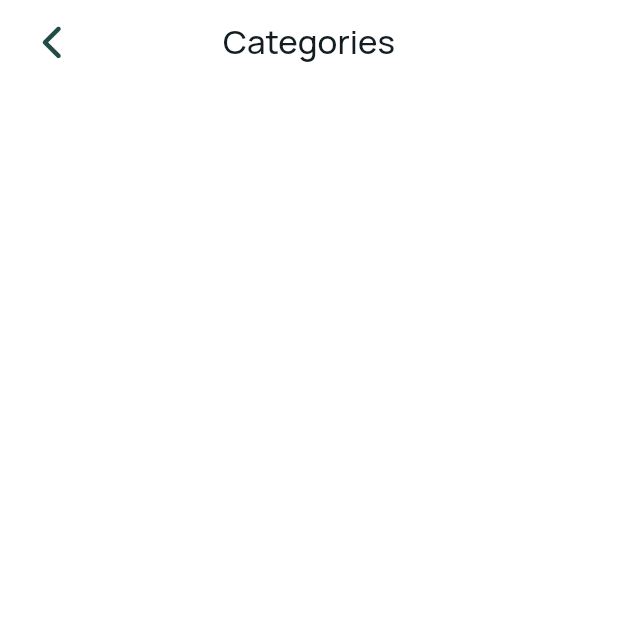
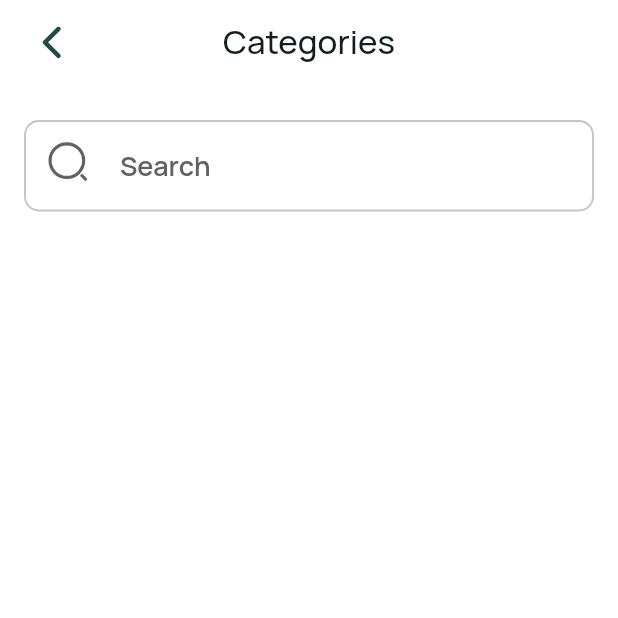
Before and after one commit to Mohamedihab29592/pillMate, a Flutter app: the screen it shows after launch, on a phone screen of 412 x 824 dp, the top half of it. Run offline on Flutter 3.47's test engine with Material 2 defaults, Android fonts, the phone set to English and light mode, and no system bars; our stand-ins replace flutter_svg, fluttertoast, font_awesome_flutter, google_fonts, shared_preferences.

Commit message:
finsh search text field

```diff
--- a/lib/core/utilis/app_assets.dart
+++ b/lib/core/utilis/app_assets.dart
@@ -1,21 +1,13 @@
 const String imagePath = "assets/images";
 
 class ImageAssets {
-
-
-
   static const String baseUrl = 'assets/images/';
 
   static const String appLogo = '${baseUrl}logo.png';
   static const String onBoarding1 = '${baseUrl}onBoarding1.png';
   static const String onBoarding2 = '${baseUrl}onBoarding2.png';
   static const String forgetPassword = '${baseUrl}forgotPassword.png';
-  static const String factorAuthentication = '${baseUrl}factorAuthentication.png';
-
-
-
-
-
-
-
+  static const String factorAuthentication =
+      '${baseUrl}factorAuthentication.png';
+  static const String searchIcon = '${baseUrl}search.svg';
 }
--- a/lib/features/home/presentation/screens/categories.dart
+++ b/lib/features/home/presentation/screens/categories.dart
@@ -1,6 +1,7 @@
 import 'package:flutter/material.dart';
 import 'package:pill_mate/features/home/presentation/widgets/common/app_bar_pop_icon.dart';
 import 'package:pill_mate/features/home/presentation/widgets/common/app_bar_title.dart';
+import 'package:pill_mate/features/home/presentation/widgets/common/search_text_field.dart';
 
 class CategoriesScreen extends StatelessWidget {
   const CategoriesScreen({super.key});
@@ -15,11 +16,16 @@ class CategoriesScreen extends StatelessWidget {
         title: const AppBarTitle(appBarTitle: 'Categories'),
         centerTitle: true,
       ),
-      body: const Padding(
-        padding: EdgeInsets.only(left: 16, right: 16, top: 40),
+      body: Padding(
+        padding: const EdgeInsets.only(left: 16, right: 16),
         child: SingleChildScrollView(
           child: Column(
-            children: [],
+            children: [
+              CustomSearchBar(
+                onChanged: (p0) {},
+                hintText: 'Search',
+              ),
+            ],
           ),
         ),
       ),
--- /dev/null
+++ b/lib/features/home/presentation/widgets/common/search_text_field.dart
@@ -0,0 +1,48 @@
+import 'package:flutter/material.dart';
+import 'package:flutter_svg/svg.dart';
+import 'package:pill_mate/core/utilis/app_assets.dart';
+import 'package:pill_mate/core/utilis/app_colors.dart';
+import 'package:pill_mate/core/utilis/app_text-style.dart';
+
+class CustomSearchBar extends StatelessWidget {
+  const CustomSearchBar({super.key, required this.onChanged, this.hintText});
+  final void Function(String)? onChanged;
+  final String? hintText;
+
+  @override
+  Widget build(BuildContext context) {
+    return Padding(
+      padding: const EdgeInsets.only(top: 24),
+      child: TextFormField(
+        onChanged: onChanged,
+        style: regularStyle(color: AppColors.black, fontSize: 18),
+        cursorColor: AppColors.kPrimaryColor,
+        decoration: InputDecoration(
+            contentPadding:
+                const EdgeInsets.symmetric(horizontal: 15, vertical: 18),
+            enabledBorder: const OutlineInputBorder(
+                borderRadius: BorderRadius.all(Radius.circular(10)),
+                borderSide: BorderSide(color: Color(0xffC5C5C5), width: 1.3)),
+            focusedBorder: OutlineInputBorder(
+                borderRadius: const BorderRadius.all(Radius.circular(10)),
+                borderSide:
+                    BorderSide(color: AppColors.kPrimaryColor, width: 1.3)),
+            hintText: hintText,
+            prefixIconConstraints: const BoxConstraints(
+              minWidth: 64,
+              minHeight: 36,
+            ),
+            prefixIcon: Padding(
+              padding: const EdgeInsets.symmetric(
+                horizontal: 15,
+              ),
+              child: SvgPicture.asset(
+                ImageAssets.searchIcon,
+              ),
+            ),
+            hintStyle:
+                regularStyle(color: const Color(0xff636161), fontSize: 18)),
+      ),
+    );
+  }
+}
```
Also changed, not shown: pubspec.yaml (+1 -6 lines), assets/images/category/1.svg (added), assets/images/category/10.svg (added), assets/images/category/11.svg (added), assets/images/category/12.svg (added), assets/images/category/2.svg (added), assets/images/category/3.svg (added), assets/images/category/4.svg (added), assets/images/category/5.svg (added), assets/images/category/6.svg (added), assets/images/category/7.svg (added), assets/images/category/8.svg (added), assets/images/category/9.svg (added), assets/images/go_back_icon.png (deleted), 2 more files.
